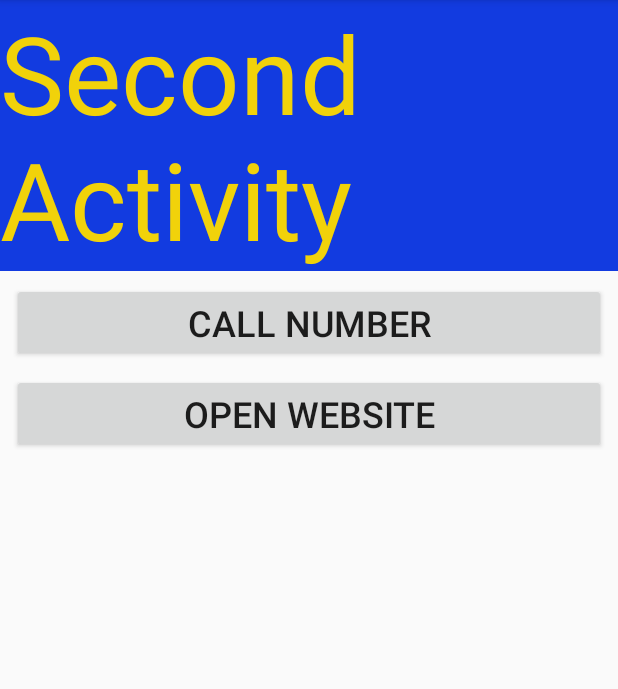
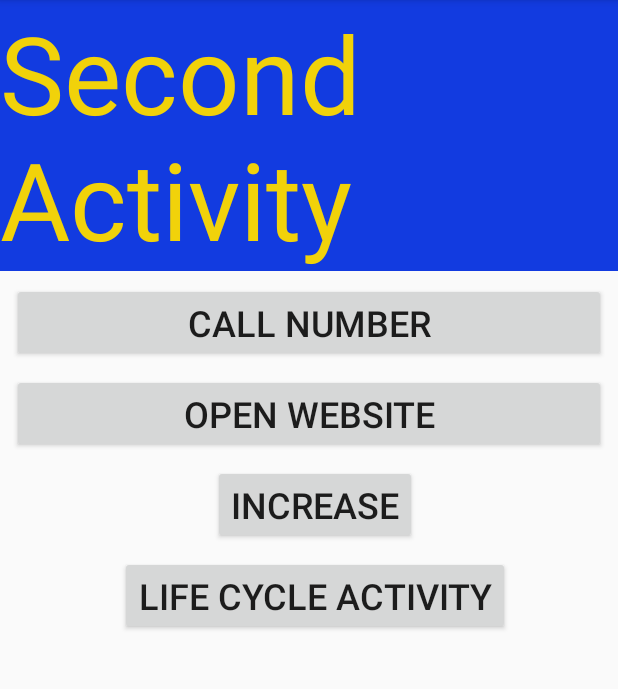
Before and after one commit to haqnawaz99/MC20201005, an Android app: the Main2Activity screen opened directly, with no data from a screen before it, on a phone screen of 412 x 824 dp, the part 84-773 px from its top. Run offline under Robolectric (Android 15) with nearby library versions, the phone set to English and light mode, and no system bars.

Commit message:
Activity Lifecycle added

```diff
--- a/app/src/main/java/org/haqnawaz/mc20201005/Main2Activity.java
+++ b/app/src/main/java/org/haqnawaz/mc20201005/Main2Activity.java
@@ -6,13 +6,17 @@ import android.content.Intent;
 import android.net.Uri;
 import android.os.Bundle;
 import android.view.View;
+import android.widget.TextView;
 
 public class Main2Activity extends AppCompatActivity {
+    TextView textView = null;
+    int counter = 0;
 
     @Override
     protected void onCreate(Bundle savedInstanceState) {
         super.onCreate(savedInstanceState);
         setContentView(R.layout.activity_main2);
+        textView = findViewById(R.id.textView3);
     }
 
     public  void Call(View view){
@@ -27,4 +31,16 @@ public class Main2Activity extends AppCompatActivity {
         startActivity(intent);
 
     }
+
+    public void Plus(View view){
+        counter++;
+        textView.setText(String.valueOf(counter));
+    }
+
+    public void ShowLifeCycleActivity (View view)
+    {
+        Intent intent = new Intent(this, ActivityLifeCycle.class);
+        startActivity(intent);
+    }
+
 }
--- a/app/src/main/res/layout/activity_main2.xml
+++ b/app/src/main/res/layout/activity_main2.xml
@@ -49,4 +49,30 @@
 
         />
 
+    <Button
+        android:id="@+id/btnPlus"
+        android:layout_width="wrap_content"
+        android:layout_height="wrap_content"
+        android:layout_marginStart="8dp"
+        android:layout_marginTop="8dp"
+        android:text="@string/btn_increase_text"
+        android:textSize="24sp"
+        app:layout_constraintEnd_toEndOf="parent"
+        app:layout_constraintStart_toStartOf="parent"
+        app:layout_constraintTop_toBottomOf="@+id/button2"
+        android:onClick="Plus"/>
+
+    <Button
+        android:id="@+id/btnThirActivity"
+        android:layout_width="wrap_content"
+        android:layout_height="wrap_content"
+        android:layout_marginStart="8dp"
+        android:layout_marginTop="8dp"
+        android:text="@string/btn_life_cycle_activity"
+        android:textSize="24sp"
+        app:layout_constraintEnd_toEndOf="parent"
+        app:layout_constraintStart_toStartOf="parent"
+        app:layout_constraintTop_toBottomOf="@+id/btnPlus"
+        android:onClick="ShowLifeCycleActivity"/>
+
 </androidx.constraintlayout.widget.ConstraintLayout>
```
Also changed, not shown: app/src/main/java/org/haqnawaz/mc20201005/ActivityLifeCycle.java (+13 -6 lines), app/src/main/res/layout/activity_life_cycle.xml (+19 -4 lines).
